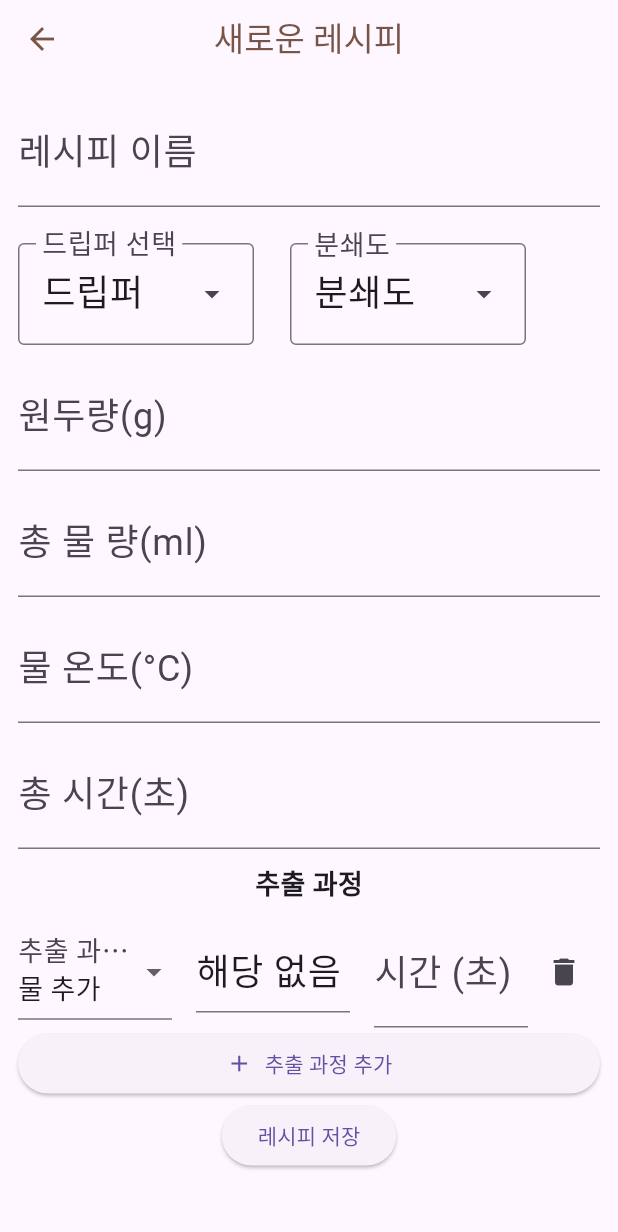
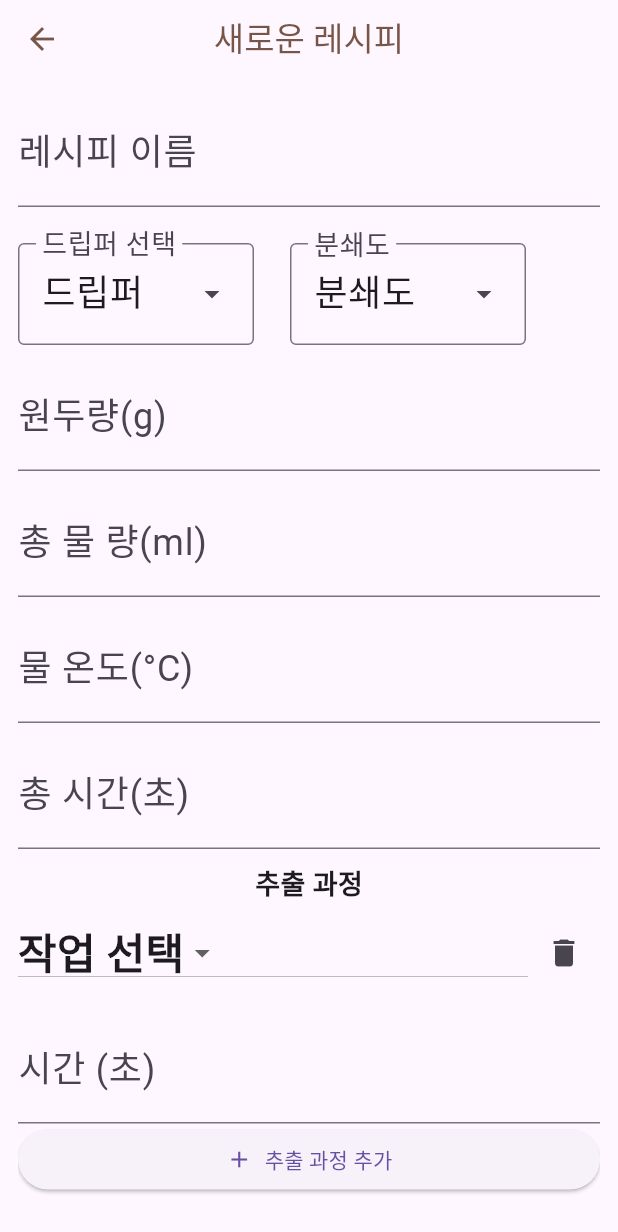
Before and after one commit to Daesun97/Kdrip, a Flutter app: the AddRecipeScreen screen opened directly, after a tap on "추출 과정 추가", on a phone screen of 412 x 824 dp. Shown: the top 1232 px of the screen. Run offline on Flutter 3.47's test engine with Material 3 defaults, Android fonts, the phone set to English and light mode, and no system bars; our stand-ins replace freezed_annotation, shared_preferences; accounts and stored records are empty; Roboto replaces fonts that are missing (Kotra_Son).

Commit message:
아오 이거 어케하는 것이야

```diff
--- /dev/null
+++ b/lib/recipes.dart
@@ -0,0 +1,49 @@
+import 'package:drip/recipe_model/recipe_model.dart';
+
+List<CoffeeRecipe> coffeeRecipes_Hario = [
+  const CoffeeRecipe(
+    dripperName: '하리오 V60',
+    recipeName: '하리오 V60',
+    grindSize: '굵게',
+    coffeeBeansAmount: 30,
+    waterAmount: 360,
+    waterTemperature: 92,
+    totalTime: 165,
+    extractionSteps: [
+      {'뜸들이기': 30},
+      {'스왈링': 10},
+      {'물 붓기': 50},
+      {'기다리기': 30},
+      {'물 붓기': 45},
+    ],
+  ),
+  const CoffeeRecipe(
+    dripperName: '하리오 V60',
+    recipeName: '칼리타',
+    grindSize: '중간',
+    coffeeBeansAmount: 40,
+    waterAmount: 600,
+    waterTemperature: 93,
+    totalTime: 210,
+    extractionSteps: [
+      {'뜸들이기': 40},
+      {'물 붓기': 60},
+      {'물 붓기': 60},
+      {'물 붓기': 50},
+    ],
+  ),
+  const CoffeeRecipe(
+    dripperName: '하리오 V60',
+    recipeName: '프렌치 프레스',
+    grindSize: '가늘게',
+    coffeeBeansAmount: 50,
+    waterAmount: 500,
+    waterTemperature: 96,
+    totalTime: 240,
+    extractionSteps: [
+      {'Stir': 30},
+      {'Press': 60},
+      {'Pour': 60},
+    ],
+  ),
+];
--- a/lib/screens/drip_details/add_recipe_screen.dart
+++ b/lib/screens/drip_details/add_recipe_screen.dart
@@ -1,8 +1,12 @@
+import 'dart:convert';
+
 import 'package:drip/constants/gaps.dart';
 import 'package:drip/constants/sizes.dart';
 import 'package:drip/recipe_model/recipe_model.dart';
+import 'package:drip/recipes.dart';
 import 'package:drip/widgets/extractinStep.dart';
 import 'package:flutter/material.dart';
+import 'package:shared_preferences/shared_preferences.dart';
 
 class AddRecipeScreen extends StatefulWidget {
   const AddRecipeScreen({super.key});
@@ -12,7 +16,9 @@ class AddRecipeScreen extends StatefulWidget {
 }
 
 class _AddRecipeScreenState extends State<AddRecipeScreen> {
+  List<CoffeeRecipe> coffeeRecipes = [];
   final _formKey = GlobalKey<FormState>();
+  int actionnum = 0;
 
   String _selectedDripper = '드립퍼';
   String _selectedGrindSize = '분쇄도';
@@ -43,23 +49,34 @@ class _AddRecipeScreenState extends State<AddRecipeScreen> {
   void _addExtractionStep() {
     setState(() {
       _extractionStepsControllers.add({
-        'action': TextEditingController(),
-        'amount': TextEditingController(),
-        'time': TextEditingController(),
+        //amout는 없을 수도 있는데 그건 어케 조건을 걸지?
+        //여기서 Controller를 만들게 아니라 + 누를때 마다 생성해야 하나?
+        //그게 되나 이거
+        'action $actionnum': TextEditingController(),
+        'amount $actionnum': TextEditingController(),
+        'time $actionnum': TextEditingController(),
       });
     });
+    actionnum += 1;
   }
 
   void _removeExtractionStep(int index) {
-    // 컨트롤러 해제 후 상태 변경
-
     setState(() {
       // 각 컨트롤러 안전하게 해제
-      _extractionStepsControllers[index]['action']?.dispose();
-      _extractionStepsControllers[index]['amount']?.dispose();
-      _extractionStepsControllers[index]['time']?.dispose();
+      _extractionStepsControllers[index]['action $actionnum']?.dispose();
+      _extractionStepsControllers[index]['amount $actionnum']?.dispose();
+      _extractionStepsControllers[index]['time $actionnum']?.dispose();
       _extractionStepsControllers.removeAt(index); // 상태 변경
+      actionnum -= 1;
     });
+    print(Text('인덳: $index, 넘버: $actionnum'));
+  }
+
+  Future<void> _saveRecipes() async {
+    final SharedPreferences prefs = await SharedPreferences.getInstance();
+    String jsonString = jsonEncode(
+        coffeeRecipes_Hario.map((recipe) => recipe.toJson()).toList());
+    await prefs.setString('coffeeRecipes', jsonString);
   }
 
   @override
@@ -70,6 +87,9 @@ class _AddRecipeScreenState extends State<AddRecipeScreen> {
     _waterAmountController.dispose();
     _waterTemperatureController.dispose();
     _totalTimeController.dispose();
+    for (var controllers in _extractionStepsControllers) {
+      controllers.forEach((_, controller) => controller.dispose());
+    }
     super.dispose();
   }
 
@@ -88,7 +108,6 @@ class _AddRecipeScreenState extends State<AddRecipeScreen> {
           key: _formKey,
           child: SingleChildScrollView(
             child: Column(
-              // 부모와 스크롤 충돌 방지
               children: [
                 // 레시피 이름 입력
                 TextFormField(
@@ -224,12 +243,11 @@ class _AddRecipeScreenState extends State<AddRecipeScreen> {
                   style: TextStyle(fontSize: 18, fontWeight: FontWeight.bold),
                 ),
                 const SizedBox(height: 8),
-                ..._extractionStepsControllers.asMap().entries.map((entry) {
-                  // int index = entry.key;
-                  return ListView.builder(
-                    shrinkWrap: true, // 자식 ListView도 내용에 맞게 축소
-                    physics:
-                        const NeverScrollableScrollPhysics(), // 이 ListView의 스크롤 비활성화
+
+                // 추출 단계 리스트 렌더링
+                ListView.separated(
+                  shrinkWrap: true,
+                  physics: const NeverScrollableScrollPhysics(),
                   itemCount: _extractionStepsControllers.length,
                   itemBuilder: (context, index) {
                     final controllers = _extractionStepsControllers[index];
@@ -239,8 +257,10 @@ class _AddRecipeScreenState extends State<AddRecipeScreen> {
                       onRemove: () => _removeExtractionStep(index),
                     );
                   },
-                  );
-                }),
+                  separatorBuilder: (context, index) {
+                    return const SizedBox(height: Sizes.size10);
+                  },
+                ),
 
                 // 단계 추가 버튼
                 ElevatedButton(
@@ -255,7 +275,9 @@ class _AddRecipeScreenState extends State<AddRecipeScreen> {
                   ),
                 ),
                 //저장
-                ElevatedButton(
+                Padding(
+                  padding: const EdgeInsets.only(top: Sizes.size20),
+                  child: ElevatedButton(
                     onPressed: () {
                       if (_formKey.currentState!.validate()) {
                         // Gather extraction steps
@@ -280,12 +302,14 @@ class _AddRecipeScreenState extends State<AddRecipeScreen> {
                           totalTime: int.parse(_totalTimeController.text),
                           extractionSteps: extractionSteps,
                         );
+                        _saveRecipes;
 
                         // Print or save the CoffeeRecipe object
                         print(coffeeRecipe);
                       }
                     },
                     child: const Text('레시피 저장'),
+                  ),
                 ),
               ],
             ),
--- a/lib/widgets/extractinStep.dart
+++ b/lib/widgets/extractinStep.dart
@@ -18,74 +18,58 @@ class ExtractionStep extends StatefulWidget {
 }
 
 class _ExtractionStepState extends State<ExtractionStep> {
-  bool _isDisposed = false; // 컨트롤러 해제 여부 추적
-  String selectedAction = '물 추가'; // 초기값 설정
-
-  @override
-  void initState() {
-    super.initState();
-    // 초기값 설정 (만약 컨트롤러에 값이 없으면 '물 추가'로 설정)
-    widget.controllers['amount']?.text = '해당 없음';
-  }
-
-  @override
-  void dispose() {
-    // 컨트롤러 해제 및 상태 플래그 설정
-    widget.controllers.forEach((key, controller) {
-      controller.dispose();
-    });
-    _isDisposed = true;
-    super.dispose();
-  }
+  String selectedAction = '작업 선택'; // 초기값 설정
 
   @override
   Widget build(BuildContext context) {
-    if (_isDisposed) {
-      // 위젯이 해제된 상태라면 빈 위젯 반환
-      return const SizedBox.shrink();
-    }
-
-    return Row(
+    return Column(
+      crossAxisAlignment: CrossAxisAlignment.start,
+      children: [
+        Row(
           children: [
             Expanded(
-          child: DropdownButtonFormField<String>(
-            style: Theme.of(context).textTheme.bodyMedium,
+              child: DropdownButton<String>(
                 value: selectedAction,
-            items: ['물 추가', '스왈링', '휘젓기']
-                .map((action) => DropdownMenuItem<String>(
+                items: ['작업 선택', '물 추가', '스왈링', '휘젓기']
+                    .map(
+                      (action) => DropdownMenuItem<String>(
                         value: action,
                         child: Text(action),
-                    ))
+                      ),
+                    )
                     .toList(),
                 onChanged: (value) {
                   setState(() {
                     selectedAction = value!;
-                // 작업 종류에 따라 양의 기본값 설정
                     if (selectedAction != '물 추가') {
                       widget.controllers['amount']?.text = '해당 없음';
                     }
                   });
                 },
-            decoration: const InputDecoration(
-              labelText: '추출 과정 추가',
               ),
             ),
+            IconButton(
+              icon: const Icon(Icons.delete),
+              onPressed: widget.onRemove,
             ),
-        const SizedBox(width: 16),
+          ],
+        ),
+        const SizedBox(height: 16),
         if (selectedAction == '물 추가')
+          Row(
+            children: [
               Expanded(
                 child: TextFormField(
                   controller: widget.controllers['amount'],
                   keyboardType: TextInputType.number,
                   decoration: const InputDecoration(
-                hintText: '추가할 물량 (ml)',
-              ),
+                      labelText: '물량 (ml)',
+                      labelStyle: TextStyle(color: Colors.brown)),
                   validator: (value) {
-                if (selectedAction == '물 추가' &&
-                    (value == null ||
+                    if (value == null ||
                         value.isEmpty ||
-                        int.tryParse(value) == null)) {
-                  return 'Enter valid amount';
+                        int.tryParse(value) == null) {
+                      return '올바른 량을 기입해 주세요';
                     }
                     return null;
                   },
@@ -95,14 +79,21 @@ class _ExtractionStepState extends State<ExtractionStep> {
               Expanded(
                 child: TextFormField(
                   controller: widget.controllers['time'],
+                  keyboardType: TextInputType.number,
+                  decoration: const InputDecoration(
+                      labelText: '시간 (초)',
+                      labelStyle: TextStyle(color: Colors.brown)),
+                ),
+              ),
+            ],
+          )
+        else
+          TextFormField(
+            controller: widget.controllers['time'],
+            keyboardType: TextInputType.number,
             decoration: const InputDecoration(
               labelText: '시간 (초)',
             ),
-          ),
-        ),
-        IconButton(
-          icon: const Icon(Icons.delete),
-          onPressed: widget.onRemove,
           ),
       ],
     );
```
Also changed, not shown: lib/main.dart (+6 -1 lines), lib/screens/drip_details/hario_V60.dart (+3 -48 lines), pubspec.lock. Lines whose indentation alone changed are shown as unchanged.
